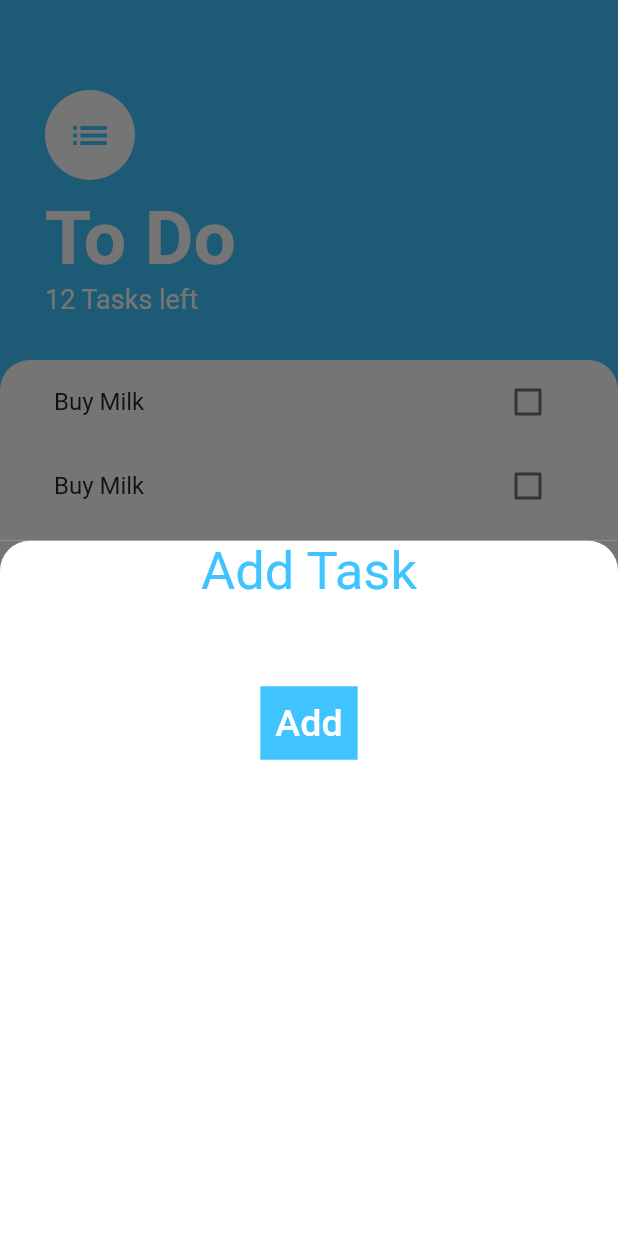
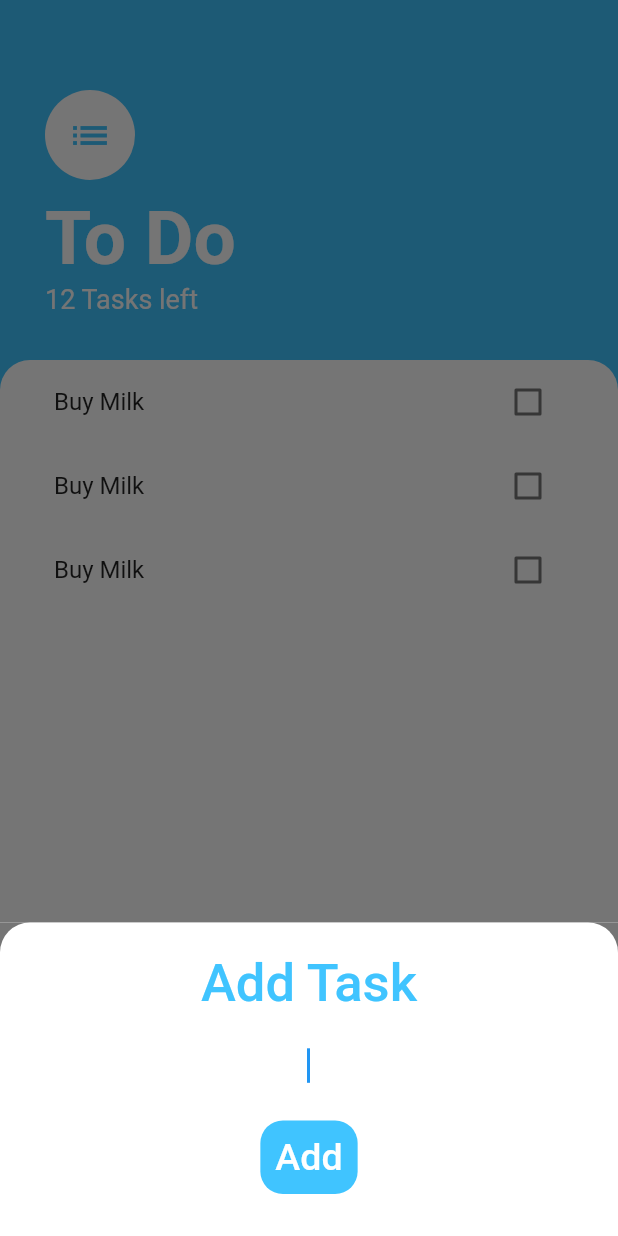
Before and after one commit to AkshaySiddannavar/To_Do_App, a Flutter app: the screen it shows after launch, after a tap on the "add" icon, on a phone screen of 412 x 824 dp. Run offline on Flutter 3.47's test engine with Material 2 defaults, Android fonts, the phone set to English and light mode, and no system bars.

Commit message:
improve UI
Cleaner UI. Previously keyword used to cover TextField() and TextButton() when showModalBottomSheet() came up, now using MediaQuery() I(Akshay Siddannavar) have updated it such that now they both appear just above keyboard.  Shape of Add button in add_tasks_screen.dart is curved at
corners. Font size and Font weight has been changed. SizedBox() has been
added for more spacing.

```diff
--- a/lib/screens/add_tasks_screen.dart
+++ b/lib/screens/add_tasks_screen.dart
@@ -8,6 +8,7 @@ class AddTasksScreen extends StatelessWidget {
     return Container(
       color: Color.fromRGBO(117, 117, 117, 1.0),
       child: Container(
+        padding: EdgeInsets.all(20.0),
         decoration: BoxDecoration(
           color: Colors.white,
           borderRadius: BorderRadius.only(
@@ -15,32 +16,50 @@ class AddTasksScreen extends StatelessWidget {
             topRight: Radius.circular(20.0),
           ),
         ),
-        child: Column(crossAxisAlignment: CrossAxisAlignment.center, children: [
+        child:
+            Column(crossAxisAlignment: CrossAxisAlignment.stretch, children: [
           Text(
             'Add Task',
+            textAlign: TextAlign.center,
             style: TextStyle(
               color: Colors.lightBlueAccent,
               fontSize: 35.0,
+              fontWeight: FontWeight.w500,
             ),
+          ),
+          SizedBox(
+            height: 10.0,
           ),
           Center(
             child: TextField(
+              autofocus: true,
+              textAlign: TextAlign.center,
               decoration: InputDecoration(
+                focusedBorder: InputBorder.none,
                 border: InputBorder.none,
-                focusColor: Colors.lightBlueAccent,
               ),
+              style: TextStyle(fontSize: 20.0),
             ),
+          ),
+          SizedBox(
+            height: 5.0,
           ),
           TextButton(
             onPressed: () {},
             child: Container(
-              color: Colors.lightBlueAccent,
+              decoration: BoxDecoration(
+                color: Colors.lightBlueAccent,
+                borderRadius: BorderRadius.all(
+                  Radius.circular(15.0),
+                ),
+              ),
               padding: EdgeInsets.all(10.0),
               child: Text(
                 'Add',
                 style: TextStyle(
                   color: Colors.white,
                   fontSize: 25.0,
+                  fontWeight: FontWeight.w500,
                   // backgroundColor: ,
                 ),
               ),
--- a/lib/screens/task_screen.dart
+++ b/lib/screens/task_screen.dart
@@ -6,8 +6,6 @@ import 'package:todo_app/widgets/tasks_list.dart';
 class TasksScreen extends StatelessWidget {
   const TasksScreen({Key? key}) : super(key: key);
 
-  // Widget buildBottomSheet(context) => Container();
-
   @override
   Widget build(BuildContext context) {
     bool isChecked = false;
@@ -15,7 +13,16 @@ class TasksScreen extends StatelessWidget {
       floatingActionButton: FloatingActionButton(
         onPressed: () {
           showModalBottomSheet(
-              context: context, builder: (context) => AddTasksScreen());
+            context: context,
+            builder: (context) => SingleChildScrollView(
+              child: Container(
+                padding: EdgeInsets.only(
+                    bottom: MediaQuery.of(context).viewInsets.bottom),
+                child: AddTasksScreen(),
+              ),
+            ),
+            isScrollControlled: true,
+          );
         },
         backgroundColor: Colors.lightBlueAccent,
         child: Icon(Icons.add),
```
